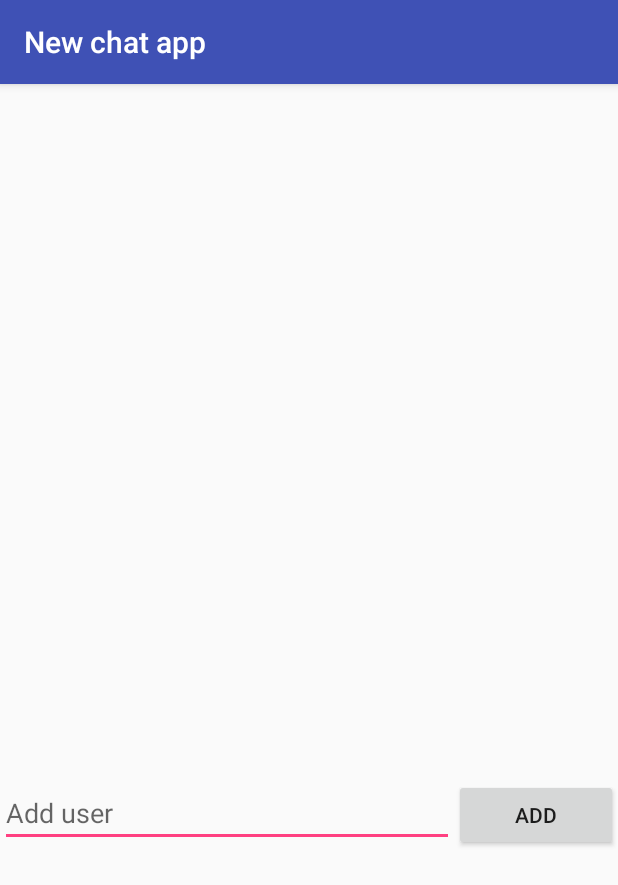
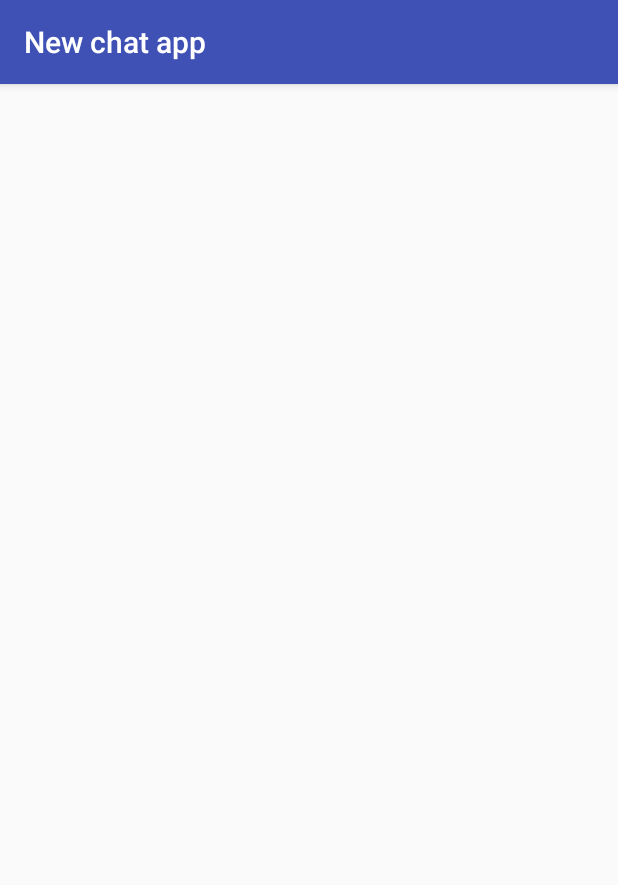
Before and after one commit to mijamija/Newchatapp, an Android app: the ChatUsers screen opened directly, with no data from a screen before it, on a phone screen of 412 x 824 dp. Shown: the top 885 px of the screen. Run offline under Robolectric (Android 15) with nearby library versions, the phone set to English and light mode, and no system bars; our stand-ins replace Firebase (no records; nobody signed in at launch, a user with empty details on screens opened directly).

Commit message:
actually working... but need work

```diff
--- a/app/src/main/java/com/example/interns/newchatapp/ChatUsers.java
+++ b/app/src/main/java/com/example/interns/newchatapp/ChatUsers.java
@@ -1,6 +1,7 @@
 package com.example.interns.newchatapp;
 
 import android.content.Intent;
+import android.os.AsyncTask;
 import android.support.v7.app.AppCompatActivity;
 import android.os.Bundle;
 import android.view.View;
@@ -20,15 +21,17 @@ import com.google.firebase.database.FirebaseDatabase;
 import com.google.firebase.database.ValueEventListener;
 
 import java.util.ArrayList;
+import java.util.HashMap;
+import java.util.Map;
 
 public class ChatUsers extends AppCompatActivity {
 
     ListView list;
-    ArrayList<String> userList, listViewList, listOfIDs, listOfFriendIDs;
+    ArrayList<String> userList,  listOfIDs;
    ArrayAdapter<String> adapter;
     DatabaseReference databaseReference;
-    EditText usernameSearch;
-    Button add;
+//    EditText usernameSearch;
+//    Button add;
     FirebaseAuth firebaseAuth;
     FirebaseUser user;
 
@@ -39,20 +42,50 @@ public class ChatUsers extends AppCompatActivity {
 
         databaseReference = FirebaseDatabase.getInstance().getReference();
 
-        add = (Button) findViewById(R.id.addButton);
+        //add = (Button) findViewById(R.id.addButton);
 
-        usernameSearch = (EditText) findViewById(R.id.usernameSearch);
+        //usernameSearch = (EditText) findViewById(R.id.usernameSearch);
 
         firebaseAuth = FirebaseAuth.getInstance();
 
         user = firebaseAuth.getCurrentUser();
 
-        listOfFriendIDs = new ArrayList<>();
         userList = new ArrayList<>();
-        listViewList = new ArrayList<>();
         listOfIDs = new ArrayList<>();
 
         list = (ListView) findViewById(R.id.listView);
+//
+//        add.setOnClickListener(new View.OnClickListener() {
+//            @Override
+//            public void onClick(View v) {
+//                String username = usernameSearch.getText().toString();
+//                boolean flag = false;
+//
+//                for(String temp : userList)
+//                {
+//                    if(temp.equals(username)) {
+//                        listViewList.add(temp);
+//                        makeUserList();
+//                        usernameSearch.setText("");
+//                        flag = true;
+//                    }
+//                }
+//                if(!flag)
+//                {
+//                    Toast.makeText(ChatUsers.this, "User not found...", Toast.LENGTH_SHORT).show();
+//                    usernameSearch.setText("");
+//                }
+//            }
+//        });
+
+      new BuildFriendList().execute();
+    }
+
+    private class BuildFriendList extends AsyncTask<String, Void, String>
+    {
+
+        @Override
+        protected String doInBackground(String... params) {
 
             databaseReference.child("users").addValueEventListener( new ValueEventListener()
             {
@@ -61,8 +94,10 @@ public class ChatUsers extends AppCompatActivity {
 
                     for( DataSnapshot ds : dataSnapshot.getChildren())
                     {
+                        if(!ds.getKey().equals(user.getUid())) {
                             userList.add(ds.getValue(User.class).getUserName());
                             listOfIDs.add(ds.getKey());
+                        }
                     }
                 }
 
@@ -72,59 +107,36 @@ public class ChatUsers extends AppCompatActivity {
                 }
             });
 
+//            databaseReference.child("user-messages").child(user.getUid()).addValueEventListener(new ValueEventListener() {
+//                @Override
+//                public void onDataChange(DataSnapshot dataSnapshot) {
+//                    for( DataSnapshot ds : dataSnapshot.getChildren())
+//                    {
+//                        listOfFriendIDs.add(ds.getKey());
+//                    }
+//                }
+//
+//                @Override
+//                public void onCancelled(DatabaseError databaseError) {
+//                    Toast.makeText(ChatUsers.this, "Error", Toast.LENGTH_SHORT).show();
+//                }
+//            });
 
-        add.setOnClickListener(new View.OnClickListener() {
+            return null;
+        }
+
         @Override
-            public void onClick(View v) {
-                String username = usernameSearch.getText().toString();
-                boolean flag = false;
-
-                for(String temp : userList)
-                {
-                    if(temp.equals(username)) {
-                        listViewList.add(temp);
+        protected void onPostExecute(String s) {
             makeUserList();
-                        usernameSearch.setText("");
-                        flag = true;
         }
-                }
-                if(!flag)
-                {
-                    Toast.makeText(ChatUsers.this, "User not found...", Toast.LENGTH_SHORT).show();
-                    usernameSearch.setText("");
-                }
-            }
-        });
-
-        addAllFriends();
-        makeUserList();
 
     }
 
-    public void addAllFriends()
-    {
-        databaseReference.child("user-messages").child(user.getUid()).addValueEventListener(new ValueEventListener() {
-            @Override
-            public void onDataChange(DataSnapshot dataSnapshot) {
-                for( DataSnapshot ds : dataSnapshot.getChildren())
-                {
-                    listOfFriendIDs.add(ds.getKey());
-                }
-            }
-
-            @Override
-            public void onCancelled(DatabaseError databaseError) {
-                Toast.makeText(ChatUsers.this, "Error", Toast.LENGTH_SHORT).show();
-            }
-        });
-
-
-    }
 
     public void makeUserList()
     {
 
-        adapter = new ArrayAdapter(this, android.R.layout.simple_list_item_1, listViewList);
+        adapter = new ArrayAdapter(this, android.R.layout.simple_list_item_1, userList);
 
         list.setAdapter(adapter);
 
@@ -132,19 +144,9 @@ public class ChatUsers extends AppCompatActivity {
             @Override
             public void onItemClick(AdapterView<?> parent, View view, int position, long id) {
 
-                int index = 0;
-
-                for(String s : userList)
-                {
-                    if(!s.equals(listViewList.get(position)))
-                        index++;
-                    else
-                        break;
-                }
-
                 Intent intent = new Intent(ChatUsers.this, ChatRoom.class);
-                intent.putExtra("chatName", listViewList.get(position));
-                intent.putExtra("ID", listOfIDs.get(index));
+                intent.putExtra("chatName", userList.get(position));
+                intent.putExtra("ID", listOfIDs.get(position));
                 startActivity(intent);
 
             }
--- a/app/src/main/res/drawable/rounded_corner1.xml
+++ b/app/src/main/res/drawable/rounded_corner1.xml
@@ -1,6 +1,6 @@
 <?xml version="1.0" encoding="utf-8"?>
 <shape xmlns:android="http://schemas.android.com/apk/res/android">
-    <solid android:color="#dddddd" />
+    <solid android:color="#C4DFE6" />
     <stroke
         android:width="0dip"
         android:color="#dddddd" />
@@ -10,6 +10,5 @@
         android:left="5dip"
         android:right="5dip"
         android:top="5dip" />
-    <margin
-        android:right="20dp"/>
+
 </shape>
--- a/app/src/main/res/drawable/rounded_corner2.xml
+++ b/app/src/main/res/drawable/rounded_corner2.xml
@@ -1,6 +1,6 @@
 <?xml version="1.0" encoding="utf-8"?>
 <shape xmlns:android="http://schemas.android.com/apk/res/android">
-    <solid android:color="#f0f0f0" />
+    <solid android:color="#F1F1F2" />
     <stroke
         android:width="0dip"
         android:color="#f0f0f0" />
@@ -10,6 +10,5 @@
         android:left="5dip"
         android:right="5dip"
         android:top="5dip" />
-    <margin
-        android:right="20dp"/>
+
 </shape>
--- a/app/src/main/res/layout/activity_chat_users.xml
+++ b/app/src/main/res/layout/activity_chat_users.xml
@@ -10,38 +10,27 @@
         android:layout_width="match_parent"
         android:layout_height="match_parent"
         android:orientation="vertical"
-        android:weightSum="1"
-        android:layout_alignParentBottom="true"
+        android:weightSum="10"
         android:layout_alignParentLeft="true"
         android:layout_alignParentStart="true"
-        android:layout_marginBottom="10dp">
+        android:layout_alignParentBottom="true">
 
-        <ListView
-            android:id="@+id/listView"
+        <ScrollView
             android:layout_width="match_parent"
-            android:layout_height="463dp" />
+            android:layout_height="454dp"
+            android:layout_weight="9">
 
-        <LinearLayout
-            android:layout_width="match_parent"
-            android:layout_height="60dp"
-            android:orientation="horizontal">
+            <LinearLayout
+                android:layout_width="match_parent"
+                android:layout_height="wrap_content"
+                android:orientation="vertical" >
 
-            <EditText
-                android:id="@+id/usernameSearch"
-                android:layout_width="281dp"
-                android:layout_height="wrap_content"
-                android:layout_weight="1"
-                android:ems="10"
-                android:hint="Add user"
-                android:inputType="textPersonName" />
-
-            <Button
-                android:id="@+id/addButton"
-                android:layout_width="wrap_content"
-                android:layout_height="wrap_content"
-                android:layout_weight="1"
-                android:text="add" />
-        </LinearLayout>
+                <ListView
+                    android:id="@+id/listView"
+                    android:layout_width="match_parent"
+                    android:layout_height="509dp" />
+            </LinearLayout>
+        </ScrollView>
 
     </LinearLayout>
 
```
Also changed, not shown: app/src/main/java/com/example/interns/newchatapp/ChatRoom.java (+19 -1 lines), app/src/main/res/layout/activity_chat_room.xml (+8 -3 lines). Lines whose indentation alone changed are shown as unchanged.
